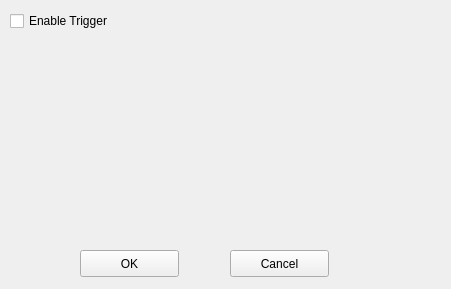
Old version of the form src/triggersetting.ui in the repository ClementINSA/SerialPlot.
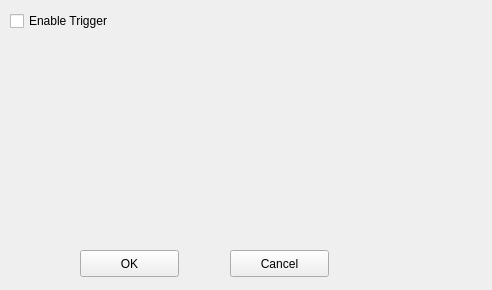
New version of the form.

```diff
--- a/src/triggersetting.ui
+++ b/src/triggersetting.ui
@@ -6,8 +6,8 @@
    <rect>
     <x>0</x>
     <y>0</y>
-    <width>451</width>
-    <height>289</height>
+    <width>492</width>
+    <height>290</height>
    </rect>
   </property>
   <property name="windowTitle">
@@ -31,7 +31,7 @@
     <rect>
      <x>10</x>
      <y>40</y>
-     <width>431</width>
+     <width>471</width>
      <height>191</height>
     </rect>
    </property>
```
